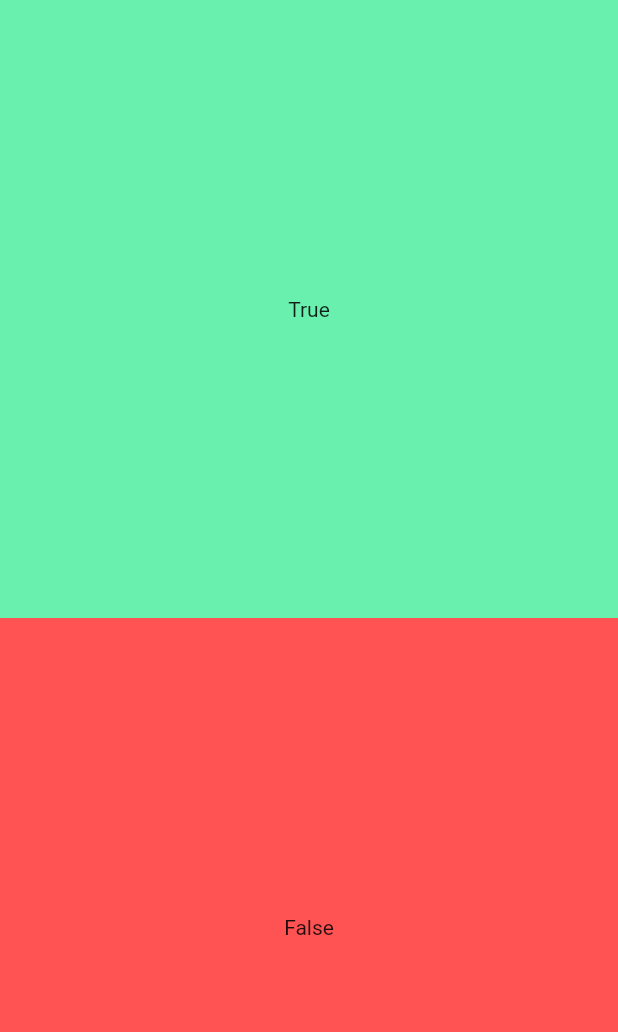
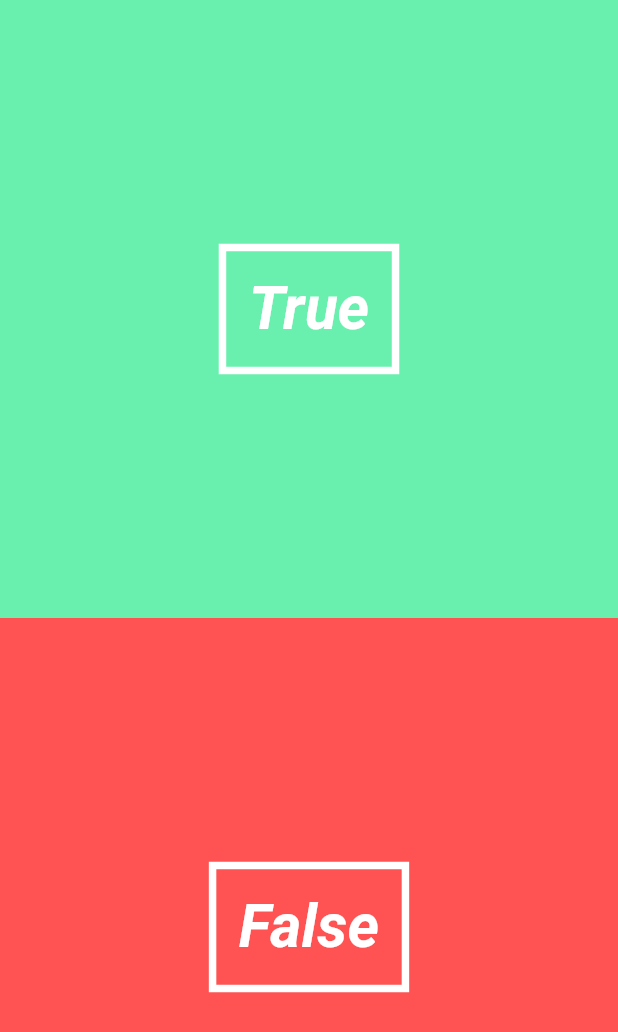
Before and after one commit to Cyan101/flutter-app, a Flutter app: the screen it shows after launch, on a phone screen of 412 x 824 dp. Shown: the top 1032 px of the screen. Run offline on Flutter 3.47's test engine with Material 2 defaults, Android fonts, the phone set to English and light mode, and no system bars.

Commit message:
Stylised Buttons

```diff
--- a/lib/pages/quiz_page.dart
+++ b/lib/pages/quiz_page.dart
@@ -15,8 +15,8 @@ class QuizPageState extends State<QuizPage> {
       children: <Widget>[
         new Column(
           children: <Widget>[
-            new AnswerButton(true, () { print("User input True");}),
-            new AnswerButton(false, () { print("User input False");}),
+            new AnswerButton(true, () => print("User input True")),
+            new AnswerButton(false, () => print("User input False")),
           ],
         ),
       ],
--- a/lib/ui/answer_button.dart
+++ b/lib/ui/answer_button.dart
@@ -2,21 +2,27 @@ import 'package:flutter/material.dart';
 
 class AnswerButton extends StatelessWidget {
 
-  bool answer;
-  VoidCallback _onTap;
+  final bool _answer;
+  final VoidCallback _onTap;
 
-  AnswerButton(this.answer, this._onTap);
+  AnswerButton(this._answer, this._onTap);
 
   @override
   Widget build(BuildContext context) {
     return new Expanded(
       child: new Material( // False
-        color: answer == true ? Colors.greenAccent : Colors.redAccent,
+        color: _answer == true ? Colors.greenAccent : Colors.redAccent,
         child: new InkWell(
           onTap: () => _onTap(),
           child: new Center(
             child: new Container(
-              child: new Text(answer == true ? "True" : "False"),
+              decoration: new BoxDecoration(
+                border: new Border.all(color: Colors.white, width: 5.0)
+              ),
+              padding: new EdgeInsets.all(15.0),
+              child: new Text(_answer == true ? "True" : "False",
+              style: new TextStyle(color: Colors.white, fontSize: 40.0, fontWeight: FontWeight.bold, fontStyle: FontStyle.italic),
+              ),
             ),
           ),
         ),
```
